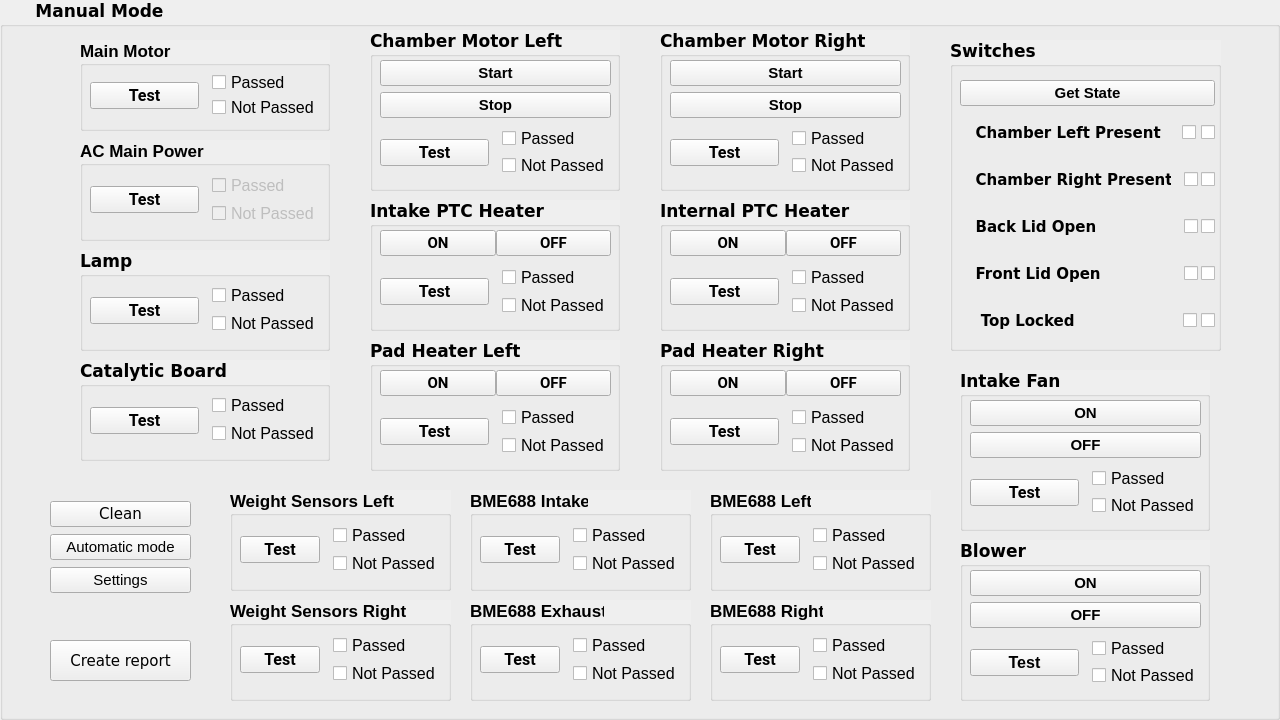
First picture: the form in Screens/VcDvtTestTools_manual_mode.ui, repository aenapple/VcDvtTestTools, before the edit.
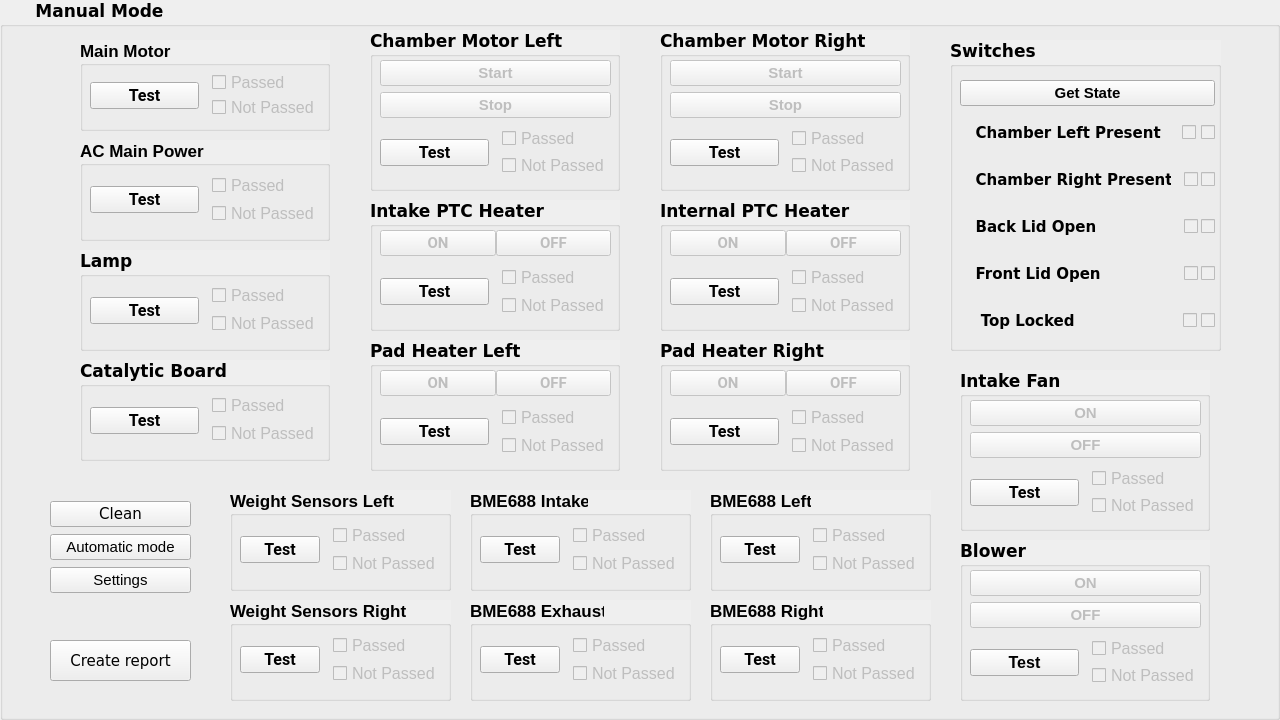
Second picture: the form after the edit.

Diff of the .ui file:
```diff
--- a/Screens/VcDvtTestTools_manual_mode.ui
+++ b/Screens/VcDvtTestTools_manual_mode.ui
@@ -128,7 +128,7 @@
           <item>
            <widget class="QCheckBox" name="checkBox_TestMainMotor_Passed">
             <property name="enabled">
-             <bool>true</bool>
+             <bool>false</bool>
             </property>
             <property name="font">
              <font>
@@ -155,6 +155,9 @@
           </item>
           <item>
            <widget class="QCheckBox" name="checkBox_TestMainMotor_NotPassed">
+            <property name="enabled">
+             <bool>false</bool>
+            </property>
             <property name="font">
              <font>
               <family>MS Shell Dlg 2</family>
@@ -220,6 +223,9 @@
      <layout class="QVBoxLayout" name="verticalLayout_ChamberMotorLeft">
       <item>
        <widget class="QPushButton" name="btn_ChamberMotorLeft_Start">
+        <property name="enabled">
+         <bool>false</bool>
+        </property>
         <property name="font">
          <font>
           <family>MS Shell Dlg 2</family>
@@ -233,6 +239,9 @@
       </item>
       <item>
        <widget class="QPushButton" name="btn_ChamberMotorLeft_Stop">
+        <property name="enabled">
+         <bool>false</bool>
+        </property>
         <property name="font">
          <font>
           <family>MS Shell Dlg 2</family>
@@ -289,6 +298,9 @@
           </property>
           <item>
            <widget class="QCheckBox" name="checkBox_TestChamberMotorLeft_Passed">
+            <property name="enabled">
+             <bool>false</bool>
+            </property>
             <property name="font">
              <font>
               <family>MS Shell Dlg 2</family>
@@ -308,6 +320,9 @@
           </item>
           <item>
            <widget class="QCheckBox" name="checkBox_TestChamberMotorLeft_NotPassed">
+            <property name="enabled">
+             <bool>false</bool>
+            </property>
             <property name="font">
              <font>
               <family>MS Shell Dlg 2</family>
@@ -370,6 +385,9 @@
      <layout class="QVBoxLayout" name="verticalLayout_ChamberMotorRight">
       <item>
        <widget class="QPushButton" name="btn_ChamberMotorRight_Start">
+        <property name="enabled">
+         <bool>false</bool>
+        </property>
         <property name="font">
          <font>
           <family>MS Shell Dlg 2</family>
@@ -383,6 +401,9 @@
       </item>
       <item>
        <widget class="QPushButton" name="btn_ChamberMotorRight_Stop">
+        <property name="enabled">
+         <bool>false</bool>
+        </property>
         <property name="font">
          <font>
           <family>MS Shell Dlg 2</family>
@@ -439,6 +460,9 @@
           </property>
           <item>
            <widget class="QCheckBox" name="checkBox_TestChamberMotorRight_Passed">
+            <property name="enabled">
+             <bool>false</bool>
+            </property>
             <property name="font">
              <font>
               <family>MS Shell Dlg 2</family>
@@ -458,6 +482,9 @@
           </item>
           <item>
            <widget class="QCheckBox" name="checkBox_TestChamberMotorRight_NotPassed">
+            <property name="enabled">
+             <bool>false</bool>
+            </property>
             <property name="font">
              <font>
               <family>MS Shell Dlg 2</family>
@@ -563,6 +590,9 @@
           </property>
           <item>
            <widget class="QCheckBox" name="checkBox_TestLamp_Passed">
+            <property name="enabled">
+             <bool>false</bool>
+            </property>
             <property name="font">
              <font>
               <family>MS Shell Dlg 2</family>
@@ -582,6 +612,9 @@
           </item>
           <item>
            <widget class="QCheckBox" name="checkBox_TestLamp_NotPassed">
+            <property name="enabled">
+             <bool>false</bool>
+            </property>
             <property name="font">
              <font>
               <family>MS Shell Dlg 2</family>
@@ -644,6 +677,9 @@
      <layout class="QVBoxLayout" name="vLayout_Blower">
       <item>
        <widget class="QPushButton" name="btn_Blower_On">
+        <property name="enabled">
+         <bool>false</bool>
+        </property>
         <property name="font">
          <font>
           <family>MS Shell Dlg 2</family>
@@ -657,6 +693,9 @@
       </item>
       <item>
        <widget class="QPushButton" name="btn_Blower_Off">
+        <property name="enabled">
+         <bool>false</bool>
+        </property>
         <property name="font">
          <font>
           <family>MS Shell Dlg 2</family>
@@ -715,6 +754,9 @@
           </property>
           <item>
            <widget class="QCheckBox" name="checkBox_TestBlower_Passed">
+            <property name="enabled">
+             <bool>false</bool>
+            </property>
             <property name="font">
              <font>
               <family>MS Shell Dlg 2</family>
@@ -734,6 +776,9 @@
           </item>
           <item>
            <widget class="QCheckBox" name="checkBox_TestBlower_NotPassed">
+            <property name="enabled">
+             <bool>false</bool>
+            </property>
             <property name="font">
              <font>
               <family>MS Shell Dlg 2</family>
@@ -945,6 +990,9 @@
         </property>
         <item>
          <widget class="QPushButton" name="btn_PtcHeaterIntake_On">
+          <property name="enabled">
+           <bool>false</bool>
+          </property>
           <property name="font">
            <font>
             <family>Roboto</family>
@@ -959,6 +1007,9 @@
         </item>
         <item>
          <widget class="QPushButton" name="btn_PtcHeaterIntake_Off">
+          <property name="enabled">
+           <bool>false</bool>
+          </property>
           <property name="font">
            <font>
             <family>Roboto</family>
@@ -1018,6 +1069,9 @@
           </property>
           <item>
            <widget class="QCheckBox" name="checkBox_TestPtcHeaterIntake_Passed">
+            <property name="enabled">
+             <bool>false</bool>
+            </property>
             <property name="font">
              <font>
               <family>MS Shell Dlg 2</family>
@@ -1037,6 +1091,9 @@
           </item>
           <item>
            <widget class="QCheckBox" name="checkBox_TestPtcHeaterIntake_NotPassed">
+            <property name="enabled">
+             <bool>false</bool>
+            </property>
             <property name="font">
              <font>
               <family>MS Shell Dlg 2</family>
@@ -1107,6 +1164,9 @@
         </property>
         <item>
          <widget class="QPushButton" name="btn_PtcHeaterInternal_On">
+          <property name="enabled">
+           <bool>false</bool>
+          </property>
           <property name="font">
            <font>
             <family>Roboto</family>
@@ -1121,6 +1181,9 @@
         </item>
         <item>
          <widget class="QPushButton" name="btn_PtcHeaterInternal_Off">
+          <property name="enabled">
+           <bool>false</bool>
+          </property>
           <property name="font">
            <font>
             <family>Roboto</family>
@@ -1180,6 +1243,9 @@
           </property>
           <item>
            <widget class="QCheckBox" name="checkBox_TestPtcHeaterInternal_Passed">
+            <property name="enabled">
+             <bool>false</bool>
+            </property>
             <property name="font">
              <font>
               <family>MS Shell Dlg 2</family>
@@ -1199,6 +1265,9 @@
           </item>
           <item>
            <widget class="QCheckBox" name="checkBox_TestPtcHeaterInternal_NotPassed">
+            <property name="enabled">
+             <bool>false</bool>
+            </property>
             <property name="font">
              <font>
               <family>MS Shell Dlg 2</family>
@@ -1269,6 +1338,9 @@
         </property>
         <item>
          <widget class="QPushButton" name="btn_PadHeaterLeft_On">
+          <property name="enabled">
+           <bool>false</bool>
+          </property>
           <property name="font">
            <font>
             <family>Roboto</family>
@@ -1283,6 +1355,9 @@
         </item>
         <item>
          <widget class="QPushButton" name="btn_PadHeaterLeft_Off">
+          <property name="enabled">
+           <bool>false</bool>
+          </property>
           <property name="font">
            <font>
             <family>Roboto</family>
@@ -1342,6 +1417,9 @@
           </property>
           <item>
            <widget class="QCheckBox" name="checkBox_TestPadHeaterLeft_Passed">
+            <property name="enabled">
+             <bool>false</bool>
+            </property>
             <property name="font">
              <font>
               <family>MS Shell Dlg 2</family>
@@ -1361,6 +1439,9 @@
           </item>
           <item>
            <widget class="QCheckBox" name="checkBox_TestPadHeaterLeft_NotPassed">
+            <property name="enabled">
+             <bool>false</bool>
+            </property>
             <property name="font">
              <font>
               <family>MS Shell Dlg 2</family>
@@ -1431,6 +1512,9 @@
         </property>
         <item>
          <widget class="QPushButton" name="btn_PadHeaterRight_On">
+          <property name="enabled">
+           <bool>false</bool>
+          </property>
           <property name="font">
            <font>
             <family>Roboto</family>
@@ -1445,6 +1529,9 @@
         </item>
         <item>
          <widget class="QPushButton" name="btn_PadHeaterRight_Off">
+          <property name="enabled">
+           <bool>false</bool>
+          </property>
           <property name="font">
            <font>
             <family>Roboto</family>
@@ -1504,6 +1591,9 @@
           </property>
           <item>
            <widget class="QCheckBox" name="checkBox_TestPadHeaterRight_Passed">
+            <property name="enabled">
+             <bool>false</bool>
+            </property>
             <property name="font">
              <font>
               <family>MS Shell Dlg 2</family>
@@ -1523,6 +1613,9 @@
           </item>
           <item>
            <widget class="QCheckBox" name="checkBox_TestPadHeaterRight_NotPassed">
+            <property name="enabled">
+             <bool>false</bool>
+            </property>
             <property name="font">
              <font>
               <family>MS Shell Dlg 2</family>
@@ -1630,6 +1723,9 @@
         </item>
         <item>
          <widget class="QCheckBox" name="checkBox_PresentChamberLeft_No">
+          <property name="enabled">
+           <bool>false</bool>
+          </property>
           <property name="font">
            <font>
             <family>MS Shell Dlg 2</family>
@@ -1652,6 +1748,9 @@
         </item>
         <item>
          <widget class="QCheckBox" name="checkBox_PresentChamberLeft_Yes">
+          <property name="enabled">
+           <bool>false</bool>
+          </property>
           <property name="font">
            <font>
             <family>MS Shell Dlg 2</family>
@@ -1708,6 +1807,9 @@
         </item>
         <item>
          <widget class="QCheckBox" name="checkBox_PresentChamberRight_No">
+          <property name="enabled">
+           <bool>false</bool>
+          </property>
           <property name="font">
            <font>
             <family>MS Shell Dlg 2</family>
@@ -1730,6 +1832,9 @@
         </item>
         <item>
          <widget class="QCheckBox" name="checkBox_PresentChamberRight_Yes">
+          <property name="enabled">
+           <bool>false</bool>
+          </property>
           <property name="font">
            <font>
             <family>MS Shell Dlg 2</family>
@@ -1786,6 +1891,9 @@
         </item>
         <item>
          <widget class="QCheckBox" name="checkBox_BackLidOpen_No">
+          <property name="enabled">
+           <bool>false</bool>
+          </property>
           <property name="font">
            <font>
             <family>MS Shell Dlg 2</family>
@@ -1808,6 +1916,9 @@
         </item>
         <item>
          <widget class="QCheckBox" name="checkBox_BackLidOpen_Yes">
+          <property name="enabled">
+           <bool>false</bool>
+          </property>
           <property name="font">
            <font>
             <family>MS Shell Dlg 2</family>
@@ -1864,6 +1975,9 @@
         </item>
         <item>
          <widget class="QCheckBox" name="checkBox_FrontLidOpen_No">
+          <property name="enabled">
+           <bool>false</bool>
+          </property>
           <property name="font">
            <font>
             <family>MS Shell Dlg 2</family>
@@ -1886,6 +2000,9 @@
         </item>
         <item>
          <widget class="QCheckBox" name="checkBox_FrontLidOpen_Yes">
+          <property name="enabled">
+           <bool>false</bool>
+          </property>
           <property name="font">
            <font>
             <family>MS Shell Dlg 2</family>
@@ -1942,6 +2059,9 @@
         </item>
         <item>
          <widget class="QCheckBox" name="checkBox_TopLocked_No">
+          <property name="enabled">
+           <bool>false</bool>
+          </property>
           <property name="font">
            <font>
             <family>MS Shell Dlg 2</family>
@@ -1964,6 +2084,9 @@
         </item>
         <item>
          <widget class="QCheckBox" name="checkBox_TopLocked_Yes">
+          <property name="enabled">
+           <bool>false</bool>
+          </property>
           <property name="font">
            <font>
             <family>MS Shell Dlg 2</family>
@@ -2097,6 +2220,9 @@
      <layout class="QVBoxLayout" name="vLayout_IntakeFan">
       <item>
        <widget class="QPushButton" name="btn_IntakeFan_On">
+        <property name="enabled">
+         <bool>false</bool>
+        </property>
         <property name="font">
          <font>
           <family>MS Shell Dlg 2</family>
@@ -2110,6 +2236,9 @@
       </item>
       <item>
        <widget class="QPushButton" name="btn_IntakeFan_Off">
+        <property name="enabled">
+         <bool>false</bool>
+        </property>
         <property name="font">
          <font>
           <family>MS Shell Dlg 2</family>
@@ -2166,6 +2295,9 @@
           </property>
           <item>
            <widget class="QCheckBox" name="checkBox_TestIntakeFan_Passed">
+            <property name="enabled">
+             <bool>false</bool>
+            </property>
             <property name="font">
              <font>
               <family>MS Shell Dlg 2</family>
@@ -2185,6 +2317,9 @@
           </item>
           <item>
            <widget class="QCheckBox" name="checkBox_TestIntakeFan_NotPassed">
+            <property name="enabled">
+             <bool>false</bool>
+            </property>
             <property name="font">
              <font>
               <family>MS Shell Dlg 2</family>
@@ -2297,6 +2432,9 @@
         </property>
         <item>
          <widget class="QCheckBox" name="checkBox_TestBme688_Left_Passed">
+          <property name="enabled">
+           <bool>false</bool>
+          </property>
           <property name="font">
            <font>
             <family>MS Shell Dlg 2</family>
@@ -2316,6 +2454,9 @@
         </item>
         <item>
          <widget class="QCheckBox" name="checkBox_TestBme688_Left_NotPassed">
+          <property name="enabled">
+           <bool>false</bool>
+          </property>
           <property name="font">
            <font>
             <family>MS Shell Dlg 2</family>
@@ -2426,6 +2567,9 @@
         </property>
         <item>
          <widget class="QCheckBox" name="checkBox_TestBme688_Right_Passed">
+          <property name="enabled">
+           <bool>false</bool>
+          </property>
           <property name="font">
            <font>
             <family>MS Shell Dlg 2</family>
@@ -2445,6 +2589,9 @@
         </item>
         <item>
          <widget class="QCheckBox" name="checkBox_TestBme688_Right_NotPassed">
+          <property name="enabled">
+           <bool>false</bool>
+          </property>
           <property name="font">
            <font>
             <family>MS Shell Dlg 2</family>
@@ -2555,6 +2702,9 @@
         </property>
         <item>
          <widget class="QCheckBox" name="checkBox_TestBme688_Intake_Passed">
+          <property name="enabled">
+           <bool>false</bool>
+          </property>
           <property name="font">
            <font>
             <family>MS Shell Dlg 2</family>
@@ -2574,6 +2724,9 @@
         </item>
         <item>
          <widget class="QCheckBox" name="checkBox_TestBme688_Intake_NotPassed">
+          <property name="enabled">
+           <bool>false</bool>
+          </property>
           <property name="font">
            <font>
             <family>MS Shell Dlg 2</family>
@@ -2684,6 +2837,9 @@
         </property>
         <item>
          <widget class="QCheckBox" name="checkBox_TestBme688_Exhaust_Passed">
+          <property name="enabled">
+           <bool>false</bool>
+          </property>
           <property name="font">
            <font>
             <family>MS Shell Dlg 2</family>
@@ -2703,6 +2859,9 @@
         </item>
         <item>
          <widget class="QCheckBox" name="checkBox_TestBme688_Exhaust_NotPassed">
+          <property name="enabled">
+           <bool>false</bool>
+          </property>
           <property name="font">
            <font>
             <family>MS Shell Dlg 2</family>
@@ -2813,6 +2972,9 @@
         </property>
         <item>
          <widget class="QCheckBox" name="checkBox_TestWeightLeft_Passed">
+          <property name="enabled">
+           <bool>false</bool>
+          </property>
           <property name="font">
            <font>
             <family>MS Shell Dlg 2</family>
@@ -2832,6 +2994,9 @@
         </item>
         <item>
          <widget class="QCheckBox" name="checkBox_TestWeightLeft_NotPassed">
+          <property name="enabled">
+           <bool>false</bool>
+          </property>
           <property name="font">
            <font>
             <family>MS Shell Dlg 2</family>
@@ -2942,6 +3107,9 @@
         </property>
         <item>
          <widget class="QCheckBox" name="checkBox_TestWeightRight_Passed">
+          <property name="enabled">
+           <bool>false</bool>
+          </property>
           <property name="font">
            <font>
             <family>MS Shell Dlg 2</family>
@@ -2961,6 +3129,9 @@
         </item>
         <item>
          <widget class="QCheckBox" name="checkBox_TestWeightRight_NotPassed">
+          <property name="enabled">
+           <bool>false</bool>
+          </property>
           <property name="font">
            <font>
             <family>MS Shell Dlg 2</family>
@@ -3064,6 +3235,9 @@
           </property>
           <item>
            <widget class="QCheckBox" name="checkBox_TestCatalyticBoard_Passed">
+            <property name="enabled">
+             <bool>false</bool>
+            </property>
             <property name="font">
              <font>
               <family>MS Shell Dlg 2</family>
@@ -3083,6 +3257,9 @@
           </item>
           <item>
            <widget class="QCheckBox" name="checkBox_TestCatalyticBoard_NotPassed">
+            <property name="enabled">
+             <bool>false</bool>
+            </property>
             <property name="font">
              <font>
               <family>MS Shell Dlg 2</family>
```
